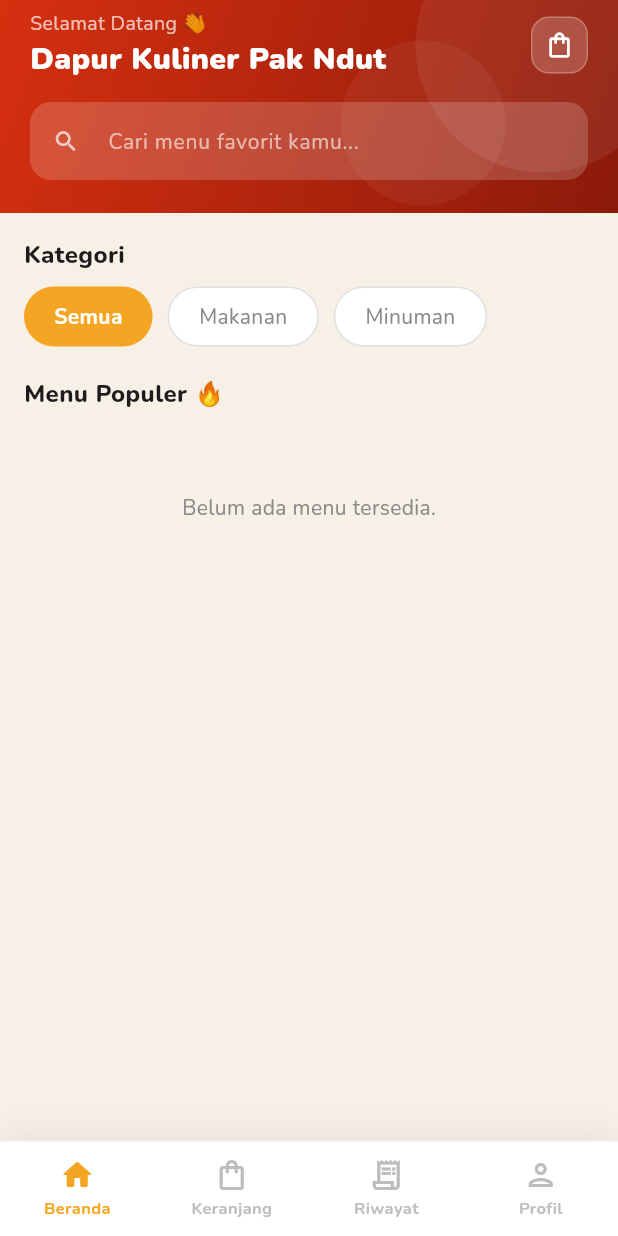
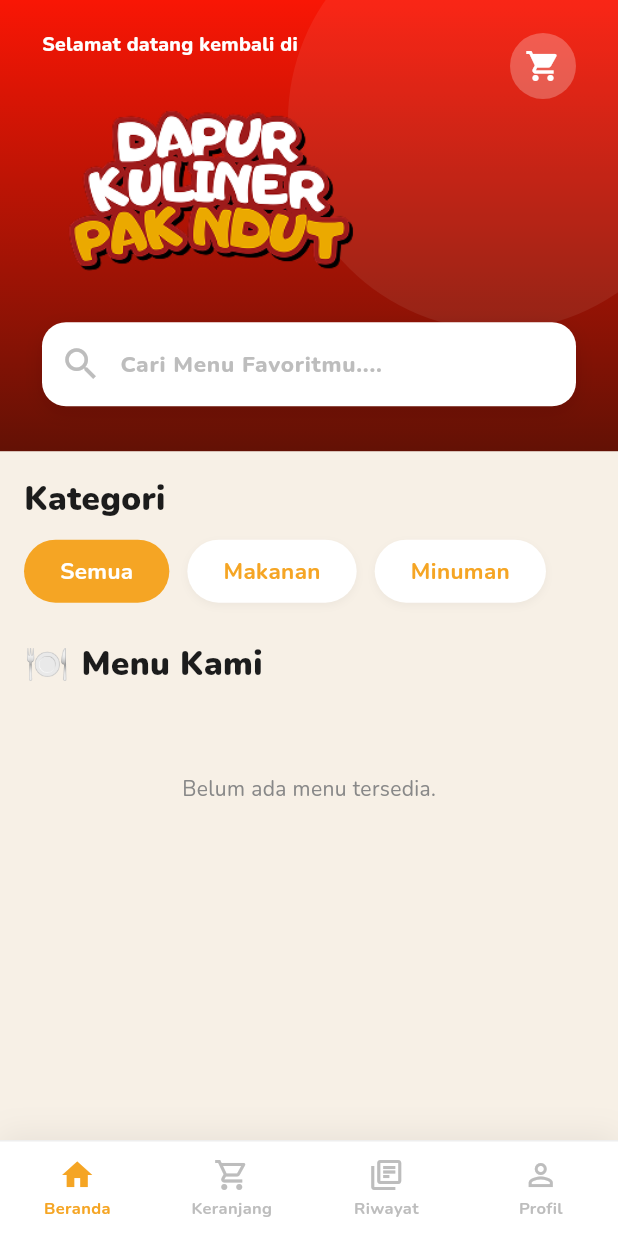
Before and after one commit to nukimala/dapur_kuliner_pakndut, a Flutter app: the screen it shows once a user with an empty profile is signed in, on a phone screen of 412 x 824 dp. Run offline on Flutter 3.47's test engine with Material 3 defaults, Android fonts, the phone set to English and light mode, and no system bars; our stand-ins replace cloud_firestore, firebase_auth, firebase_core, firebase_messaging, google_fonts, pdf and 2 more; accounts and stored records are empty.

Commit message:
fix buyer

```diff
--- a/lib/screens/buyer_home_screen.dart
+++ b/lib/screens/buyer_home_screen.dart
@@ -88,8 +88,8 @@ class _BuyerHomeScreenState extends State<BuyerHomeScreen> {
           Container(
             decoration: const BoxDecoration(
               gradient: LinearGradient(
-                begin: Alignment.topLeft, end: Alignment.bottomRight,
-                colors: [Color(0xFFD63010), _redDark],
+                begin: Alignment.topCenter, end: Alignment.bottomCenter,
+                colors: [Color(0xFFF91605), Color(0xFF631105)], // matched with login_screen design colors
               ),
             ),
             child: Stack(
@@ -98,30 +98,38 @@ class _BuyerHomeScreenState extends State<BuyerHomeScreen> {
                 SafeArea(
                   bottom: false,
                   child: Padding(
-                    padding: const EdgeInsets.fromLTRB(20, 6, 20, 22),
+                    padding: const EdgeInsets.fromLTRB(28, 12, 28, 30),
                     child: Column(
                       crossAxisAlignment: CrossAxisAlignment.start,
                       children: [
                         Row(
+                          crossAxisAlignment: CrossAxisAlignment.start,
                           mainAxisAlignment: MainAxisAlignment.spaceBetween,
                           children: [
-                            Column(
+                            Padding(
+                              padding: const EdgeInsets.only(top: 8),
+                              child: Column(
                                 crossAxisAlignment: CrossAxisAlignment.start,
                                 children: [
-                                Text('Selamat Datang 👋',
-                                    style: GoogleFonts.nunito(color: Colors.white70, fontSize: 13)),
-                                Text('Dapur Kuliner Pak Ndut',
-                                    style: GoogleFonts.nunito(color: _white, fontWeight: FontWeight.w900, fontSize: 20)),
+                                  Text('Selamat datang kembali di',
+                                      style: GoogleFonts.nunito(color: Colors.white, fontWeight: FontWeight.w800, fontSize: 13, letterSpacing: 0.2)),
+                                  const SizedBox(height: 12),
+                                  Image.asset('assets/icons/logo.png', width: 220, fit: BoxFit.contain),
                                 ],
                               ),
-                            _cartBadge(),
+                            ),
+                            Padding(
+                              padding: const EdgeInsets.only(top: 10),
+                              child: _cartBadge(),
+                            ),
                           ],
                         ),
-                        const SizedBox(height: 14),
+                        const SizedBox(height: 28),
                         Container(
                           decoration: BoxDecoration(
-                            color: Colors.white.withValues(alpha: 0.18),
-                            borderRadius: BorderRadius.circular(14),
+                            color: Colors.white,
+                            borderRadius: BorderRadius.circular(16),
+                            boxShadow: [BoxShadow(color: Colors.black.withValues(alpha: 0.1), blurRadius: 10, offset: const Offset(0, 4))],
                           ),
                           child: TextField(
                             onChanged: (val) {
@@ -129,13 +137,16 @@ class _BuyerHomeScreenState extends State<BuyerHomeScreen> {
                                 _searchQuery = val.toLowerCase();
                               });
                             },
-                            style: GoogleFonts.nunito(color: Colors.white),
+                            style: GoogleFonts.nunito(color: _textBlack, fontSize: 16, fontWeight: FontWeight.w700),
                             decoration: InputDecoration(
-                              hintText: 'Cari menu favorit kamu...',
-                              hintStyle: GoogleFonts.nunito(color: Colors.white60, fontSize: 14),
-                              prefixIcon: const Icon(Icons.search, color: Colors.white70, size: 18),
+                              hintText: 'Cari Menu Favoritmu....',
+                              hintStyle: GoogleFonts.nunito(color: Colors.grey.shade400, fontWeight: FontWeight.w800, fontSize: 15),
+                              prefixIcon: Padding(
+                                padding: const EdgeInsets.only(left: 8.0, right: 4.0),
+                                child: Icon(Icons.search, color: Colors.grey.shade400, size: 28),
+                              ),
                               border: InputBorder.none,
-                              contentPadding: const EdgeInsets.symmetric(horizontal: 16, vertical: 14),
+                              contentPadding: const EdgeInsets.symmetric(horizontal: 16, vertical: 16),
                             ),
                           ),
                         ),
@@ -155,10 +166,10 @@ class _BuyerHomeScreenState extends State<BuyerHomeScreen> {
                 crossAxisAlignment: CrossAxisAlignment.start,
                 children: [
                   Text('Kategori',
-                      style: GoogleFonts.nunito(fontWeight: FontWeight.w800, fontSize: 16, color: _textBlack)),
-                  const SizedBox(height: 10),
+                      style: GoogleFonts.nunito(fontWeight: FontWeight.w900, fontSize: 22, color: _textBlack)),
+                  const SizedBox(height: 12),
                   SizedBox(
-                    height: 40,
+                    height: 42,
                     child: ListView.builder(
                       scrollDirection: Axis.horizontal,
                       itemCount: _categories.length,
@@ -172,19 +183,22 @@ class _BuyerHomeScreenState extends State<BuyerHomeScreen> {
                             });
                           },
                           child: Container(
-                            margin: const EdgeInsets.only(right: 10),
-                            padding: const EdgeInsets.symmetric(horizontal: 20, vertical: 8),
+                            margin: const EdgeInsets.only(right: 12),
+                            padding: const EdgeInsets.symmetric(horizontal: 24, vertical: 8),
                             decoration: BoxDecoration(
                               color: isSelected ? _orange : Colors.white,
-                              borderRadius: BorderRadius.circular(20),
-                              border: isSelected ? null : Border.all(color: Colors.grey.shade300),
+                              borderRadius: BorderRadius.circular(22),
+                              boxShadow: isSelected ? [] : [
+                                BoxShadow(color: Colors.black.withValues(alpha: 0.04), blurRadius: 4, offset: const Offset(0, 2))
+                              ],
                             ),
                             child: Center(
                               child: Text(
                                 cat,
                                 style: GoogleFonts.nunito(
-                                  color: isSelected ? Colors.white : _textGray,
-                                  fontWeight: isSelected ? FontWeight.bold : FontWeight.normal,
+                                  color: isSelected ? Colors.white : _orange,
+                                  fontWeight: FontWeight.bold,
+                                  fontSize: 15,
                                 ),
                               ),
                             ),
@@ -193,10 +207,16 @@ class _BuyerHomeScreenState extends State<BuyerHomeScreen> {
                       },
                     ),
                   ),
-                  const SizedBox(height: 20),
-                  Text('Menu Populer 🔥',
-                      style: GoogleFonts.nunito(fontWeight: FontWeight.w800, fontSize: 16, color: _textBlack)),
-                  const SizedBox(height: 14),
+                  const SizedBox(height: 24),
+                  Row(
+                    children: [
+                      Text('🍽️', style: TextStyle(fontSize: 24)),
+                      const SizedBox(width: 8),
+                      Text('Menu Kami',
+                          style: GoogleFonts.nunito(fontWeight: FontWeight.w900, fontSize: 22, color: _textBlack)),
+                    ],
+                  ),
+                  const SizedBox(height: 16),
                   StreamBuilder<QuerySnapshot>(
                     stream: FirebaseFirestore.instance.collection('menus').snapshots(),
                     builder: (context, snap) {
@@ -221,11 +241,22 @@ class _BuyerHomeScreenState extends State<BuyerHomeScreen> {
                              return matchesQuery && matchesCategory;
                           })
                           .toList();
-                      return Column(
-                        children: menus.map((menu) => _MenuCard(
-                          menu: menu,
-                          onAdd: () => _addToCart(menu),
-                        )).toList(),
+                      return GridView.builder(
+                        physics: const NeverScrollableScrollPhysics(),
+                        shrinkWrap: true,
+                        gridDelegate: const SliverGridDelegateWithFixedCrossAxisCount(
+                          crossAxisCount: 2,
+                          crossAxisSpacing: 16,
+                          mainAxisSpacing: 16,
+                          childAspectRatio: 0.85,
+                        ),
+                        itemCount: menus.length,
+                        itemBuilder: (context, index) {
+                          return _MenuCard(
+                            menu: menus[index],
+                            onAdd: () => _addToCart(menus[index]),
+                          );
+                        },
                       );
                     },
                   ),
@@ -245,17 +276,16 @@ class _BuyerHomeScreenState extends State<BuyerHomeScreen> {
     onTap: _goToCart,
     child: Stack(clipBehavior: Clip.none, children: [
       Container(
-        width: 38, height: 38,
+        width: 44, height: 44,
         decoration: BoxDecoration(
-          color: Colors.white.withValues(alpha: 0.18),
-          borderRadius: BorderRadius.circular(12),
-          border: Border.all(color: Colors.white24),
+          color: Colors.white.withValues(alpha: 0.25),
+          shape: BoxShape.circle,
         ),
-        child: const Icon(Icons.shopping_bag_outlined, color: _white, size: 20),
+        child: const Icon(Icons.shopping_cart, color: _white, size: 24),
       ),
       if (_cartCount > 0)
         Positioned(
-          top: -4, right: -4,
+          top: -2, right: -2,
           child: Container(
             width: 18, height: 18,
             decoration: const BoxDecoration(color: _orange, shape: BoxShape.circle),
@@ -268,14 +298,10 @@ class _BuyerHomeScreenState extends State<BuyerHomeScreen> {
 }
 
 Widget _blobs() => Stack(children: [
-  Positioned(right: -35, top: -55,
-      child: Container(width: 170, height: 170,
+  Positioned(right: -60, top: -60,
+      child: Container(width: 280, height: 280,
           decoration: BoxDecoration(shape: BoxShape.circle,
               color: Colors.white.withValues(alpha: 0.07)))),
-  Positioned(right: 75, bottom: 5,
-      child: Container(width: 110, height: 110,
-          decoration: BoxDecoration(shape: BoxShape.circle,
-              color: Colors.white.withValues(alpha: 0.05)))),
 ]);
 
 class _MenuCard extends StatelessWidget {
@@ -286,50 +312,64 @@ class _MenuCard extends StatelessWidget {
   @override
   Widget build(BuildContext context) {
     return Container(
-      margin: const EdgeInsets.only(bottom: 12),
       decoration: BoxDecoration(
-        color: _white, borderRadius: BorderRadius.circular(18),
-        boxShadow: [BoxShadow(color: Colors.black.withValues(alpha: 0.06), blurRadius: 10, offset: const Offset(0, 2))],
+        color: _white,
+        borderRadius: BorderRadius.circular(16),
+        boxShadow: [BoxShadow(color: Colors.black.withValues(alpha: 0.05), blurRadius: 10, offset: const Offset(0, 4))],
       ),
-      child: Padding(
-        padding: const EdgeInsets.all(14),
-        child: Row(
+      child: Column(
+        crossAxisAlignment: CrossAxisAlignment.stretch,
         children: [
-            Container(
-              width: 64, height: 64, decoration: BoxDecoration(
-                color: const Color(0xFFFFF3E0), borderRadius: BorderRadius.circular(14)),
-              child: Center(child: Text(
-                menu.imageUrl.isEmpty ? '🍱' : '🍽️',
-                style: const TextStyle(fontSize: 32),
-              )),
+          Expanded(
+            child: ClipRRect(
+              borderRadius: const BorderRadius.only(topLeft: Radius.circular(16), topRight: Radius.circular(16)),
+              child: menu.imageUrl.isNotEmpty
+                  ? Image.network(menu.imageUrl, fit: BoxFit.cover)
+                  : Container(
+                      color: Colors.grey.shade200,
+                      child: Icon(Icons.fastfood, color: Colors.grey.shade400, size: 40),
                     ),
-            const SizedBox(width: 14),
-            Expanded(child: Column(
+            ),
+          ),
+          Padding(
+            padding: const EdgeInsets.all(12),
+            child: Column(
               crossAxisAlignment: CrossAxisAlignment.start,
               children: [
-                Text(menu.name, style: GoogleFonts.nunito(fontWeight: FontWeight.w700, fontSize: 15, color: _textBlack)),
-                const SizedBox(height: 2),
-                Text(menu.description, maxLines: 1, overflow: TextOverflow.ellipsis,
-                    style: GoogleFonts.nunito(fontSize: 12, color: _textGray)),
-                const SizedBox(height: 6),
-                Text('Rp. ${menu.price.toStringAsFixed(0)}',
-                    style: GoogleFonts.nunito(fontWeight: FontWeight.w800, color: _orange, fontSize: 14)),
-              ],
-            )),
+                Text(
+                  menu.name,
+                  maxLines: 1,
+                  overflow: TextOverflow.ellipsis,
+                  style: GoogleFonts.nunito(fontWeight: FontWeight.w900, fontSize: 14, color: _textBlack),
+                ),
+                const SizedBox(height: 4),
+                Row(
+                  mainAxisAlignment: MainAxisAlignment.spaceBetween,
+                  children: [
+                    Expanded(
+                      child: Text(
+                        'Rp. ${menu.price.toStringAsFixed(0)}',
+                        style: GoogleFonts.nunito(fontWeight: FontWeight.w800, color: _orange, fontSize: 14),
+                      ),
+                    ),
                     GestureDetector(
                       onTap: onAdd,
                       child: Container(
-                width: 36, height: 36,
+                        width: 32,
+                        height: 32,
                         decoration: BoxDecoration(
-                  gradient: const LinearGradient(colors: [_orange, _orangeL]),
-                  borderRadius: BorderRadius.circular(10),
-                  boxShadow: [BoxShadow(color: _orange.withValues(alpha: 0.4), blurRadius: 10, offset: const Offset(0, 3))],
+                          color: _orange,
+                          borderRadius: BorderRadius.circular(8),
                         ),
-                child: const Icon(Icons.add, color: _white, size: 22),
+                        child: const Icon(Icons.add, color: _white, size: 20),
                       ),
                     ),
                   ],
                 ),
+              ],
+            ),
+          ),
+        ],
       ),
     );
   }
@@ -356,10 +396,10 @@ class _BottomNav extends StatelessWidget {
           child: Row(
             mainAxisAlignment: MainAxisAlignment.spaceAround,
             children: [
-              _navItem(0, Icons.home_rounded, Icons.home_outlined, 'Beranda'),
-              _navItem(1, Icons.shopping_bag_rounded, Icons.shopping_bag_outlined, 'Keranjang', badge: cartCount),
-              _navItem(2, Icons.receipt_long_rounded, Icons.receipt_long_outlined, 'Riwayat'),
-              _navItem(3, Icons.person_rounded, Icons.person_outlined, 'Profil'),
+              _navItem(0, Icons.home, Icons.home_outlined, 'Beranda'),
+              _navItem(1, Icons.shopping_cart, Icons.shopping_cart_outlined, 'Keranjang', badge: cartCount),
+              _navItem(2, Icons.library_books, Icons.library_books_outlined, 'Riwayat'),
+              _navItem(3, Icons.person, Icons.person_outline, 'Profil'),
             ],
           ),
         ),
```
Lines whose indentation alone changed are shown as unchanged.
